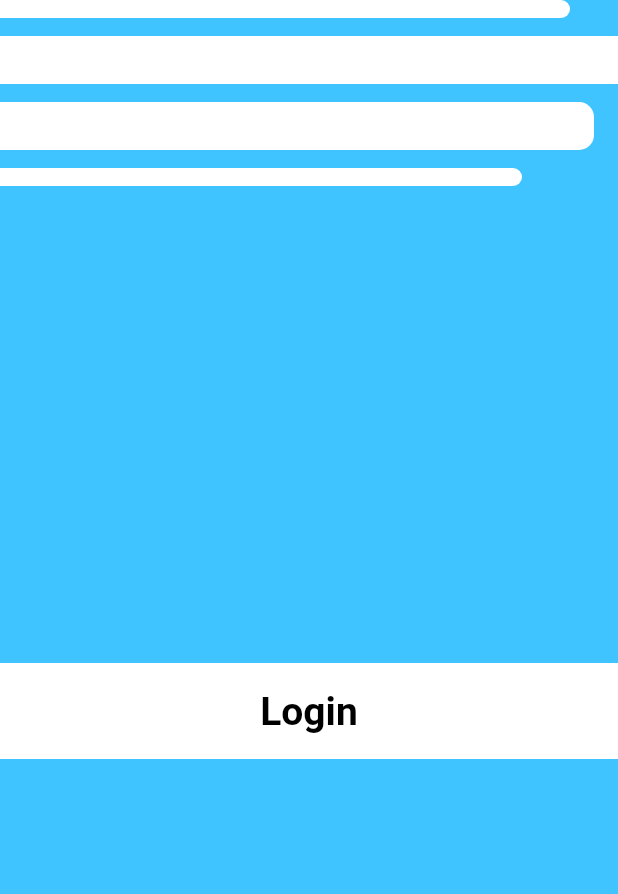
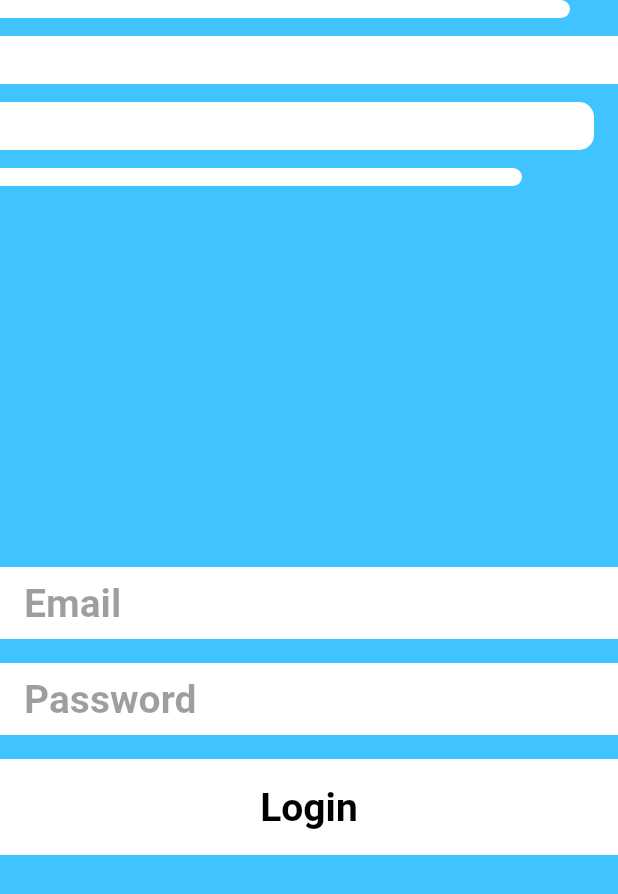
Before and after one commit to Reykjavik151/deity-flexion-flutter, a Flutter app: the screen it shows after launch, after a tap on "Login", on a phone screen of 412 x 824 dp. Shown: the top 894 px of the screen. Run offline on Flutter 3.47's test engine with Material 2 defaults, Android fonts, the phone set to English and light mode, and no system bars.

Commit message:
feat: LoginPage UI/UX

```diff
--- a/lib/components/default_form.dart
+++ b/lib/components/default_form.dart
@@ -5,8 +5,13 @@ import 'package:flutter/material.dart';
 class DefaultForm extends StatefulWidget {
   final List<Widget> children;
   final String submitButtonText;
+  final Function onSubmit;
 
-  DefaultForm({this.children, this.submitButtonText});
+  DefaultForm({
+    @required this.children,
+    this.submitButtonText = '',
+    @required this.onSubmit,
+  });
 
   @override
   DefaultFormState createState() {
@@ -37,9 +42,7 @@ class DefaultFormState extends State<DefaultForm> {
             GestureDetector(
               onTap: () {
                 if (_formKey.currentState.validate()) {
-                  // If the form is valid, display a Snackbar.
-                  Scaffold.of(context)
-                      .showSnackBar(SnackBar(content: Text('Processing Data')));
+                  widget.onSubmit();
                 }
               },
               child: Line(
--- /dev/null
+++ b/lib/components/default_text_form_field.dart
@@ -0,0 +1,55 @@
+import 'package:deity_flexion_app/components/line.dart';
+import 'package:flutter/material.dart';
+
+class DefaultTextFormInput extends StatelessWidget {
+  final String emptyValidateText;
+  final TextInputType keyboardType;
+  final String hintText;
+  final bool obscureText;
+  final TextEditingController controller;
+
+  DefaultTextFormInput({
+    this.controller = null,
+    this.emptyValidateText = '',
+    this.keyboardType = TextInputType.text,
+    this.hintText = '',
+    this.obscureText = false,
+  });
+
+  @override
+  Widget build(BuildContext context) {
+    return Line(
+      margin: EdgeInsets.only(bottom: 16.0),
+      child: TextFormField(
+        controller: this.controller,
+        cursorWidth: 6.0,
+        validator: (value) {
+          if (value.isEmpty) {
+            return this.emptyValidateText;
+          }
+          return null;
+        },
+        cursorColor: Colors.black,
+        obscureText: this.obscureText,
+        keyboardType: this.keyboardType,
+        decoration: InputDecoration(
+            contentPadding: EdgeInsets.only(left: 16.0),
+            focusedBorder: InputBorder.none,
+            enabledBorder: InputBorder.none,
+            errorBorder: InputBorder.none,
+            hintText: this.hintText,
+            hintStyle: TextStyle(
+              fontSize: 26.0,
+              color: Colors.black38,
+              fontWeight: FontWeight.bold,
+            )
+        ),
+        style: TextStyle(
+          fontSize: 26.0,
+          fontWeight: FontWeight.bold,
+          color: Colors.black,
+        ),
+      ),
+    );
+  }
+}
--- a/lib/components/line.dart
+++ b/lib/components/line.dart
@@ -3,7 +3,7 @@ import 'package:flutter/material.dart';
 class Line extends StatelessWidget {
   Line({
     this.backgroundColor = Colors.white,
-    @required this.height,
+    this.height,
     this.margin,
     this.isCompleted = true,
     this.child,
--- a/lib/screens/login.dart
+++ b/lib/screens/login.dart
@@ -1,3 +1,4 @@
+import 'package:deity_flexion_app/components/default_text_form_field.dart';
 import 'package:deity_flexion_app/components/line.dart';
 import 'package:deity_flexion_app/constants.dart';
 import 'package:flutter/material.dart';
@@ -7,6 +8,9 @@ import '../components/default_form.dart';
 
 class LoginPage extends StatefulWidget {
   static String id = 'login_screen';
+
+  TextEditingController emailController = TextEditingController();
+  TextEditingController passwordController = TextEditingController();
 
   @override
   _LoginPageState createState() => _LoginPageState();
@@ -53,7 +57,29 @@ class _LoginPageState extends State<LoginPage> {
             ),
             Expanded(
               child: DefaultForm(
-                children: [],
+                onSubmit: () {
+                  String email = widget.emailController.value.text;
+                  String password = widget.passwordController.value.text;
+                  print('email is $email');
+                  print('password is $password');
+
+                  // Navigator.pushNamed(context, MainPage.id)
+                },
+                children: [
+                  DefaultTextFormInput(
+                    controller: widget.emailController,
+                    emptyValidateText: 'Email is required',
+                    keyboardType: TextInputType.emailAddress,
+                    hintText: 'Email',
+                  ),
+                  DefaultTextFormInput(
+                    controller: widget.passwordController,
+                    emptyValidateText: 'Password is required',
+                    keyboardType: TextInputType.emailAddress,
+                    hintText: 'Password',
+                    obscureText: true,
+                  ),
+                ],
                 submitButtonText: 'Login',
               ),
             )
--- a/lib/screens/welcome.dart
+++ b/lib/screens/welcome.dart
@@ -24,20 +24,27 @@ class WelcomePage extends StatelessWidget {
                   mainAxisAlignment: MainAxisAlignment.center,
                   crossAxisAlignment: CrossAxisAlignment.start,
                   children: [
-                    Text(
-                      'DEITY',
-                      style: TextStyle(
-                        fontSize: 72.0,
-                        fontWeight: FontWeight.bold,
+                    Line(
+                      height: 18.0,
+                      margin: EdgeInsets.only(right: 80.0, bottom: 12.0),
+                      isCompleted: false,
+                    ),
+                    Line(
+                      height: 18.0,
+                      margin: EdgeInsets.only(right: 128.0),
+                      isCompleted: false,
+                    ),
+                    Padding(
+                      padding: const EdgeInsets.only(top: 16.0, left: 32.0),
+                      child: Text(
+                        'DEITY\nFLEXION',
+                        style: TextStyle(
+                          fontSize: 72.0,
+                          height: 0.85,
+                          fontWeight: FontWeight.bold,
+                        ),
                       ),
                     ),
-                    Text(
-                      'FLEXION',
-                      style: TextStyle(
-                        fontSize: 72.0,
-                        fontWeight: FontWeight.bold,
-                      ),
-                    )
                   ],
                 ),
               ),
```
